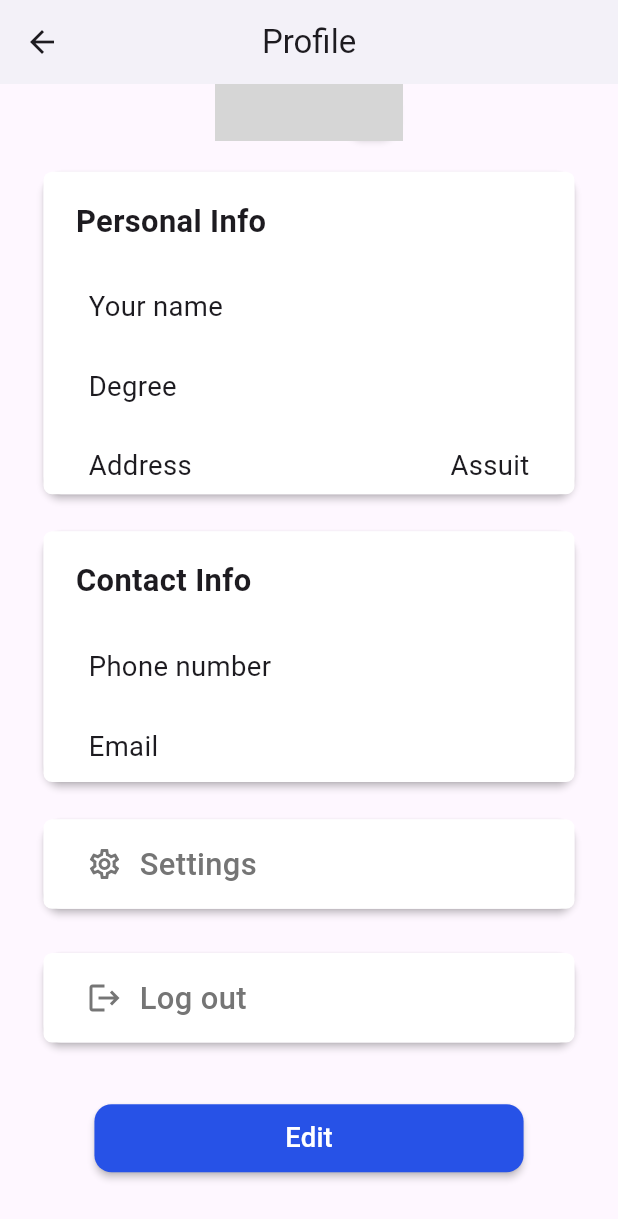
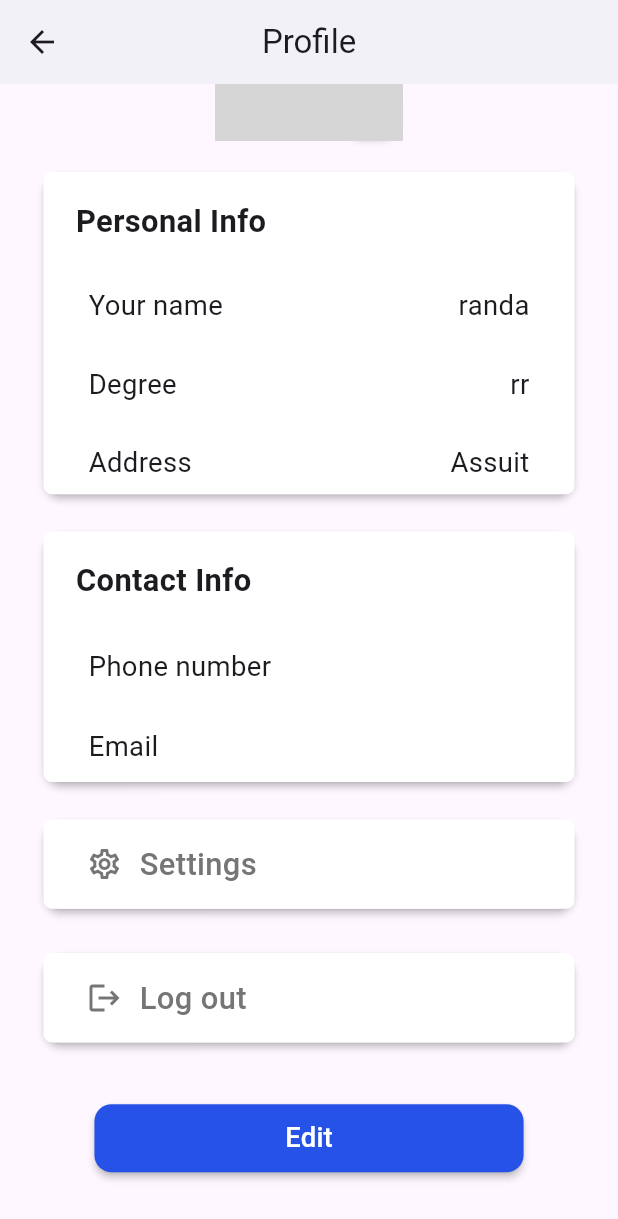
Before and after one commit to randasabra55/councils, a Flutter app: the ChairManProfile screen opened directly, scrolled down 100 dp, on a phone screen of 412 x 824 dp. Shown: the top 1219 px of the screen. Run offline on Flutter 3.47's test engine with Material 3 defaults, Android fonts, the light colour scheme and no system bars; our stand-ins replace bloc, dio, dotted_border, dropdown_search, flutter_animate, flutter_bloc and 10 more; accounts and stored records are empty; network calls fail; project files that could hold a hidden picture were left out; grey boxes are pictures that could not be loaded.

Commit message:
integrate profile2

```diff
--- a/lib/modules/chair_man_profile/chair_man_profile.dart
+++ b/lib/modules/chair_man_profile/chair_man_profile.dart
@@ -1,5 +1,6 @@
 import 'dart:developer';
 
+import 'package:councils/models/profile_model/profile_model.dart';
 import 'package:councils/modules/chair_man_profile/cubit/cubit.dart';
 import 'package:councils/modules/chair_man_profile/cubit/states.dart';
 import 'package:councils/modules/edit_profile/edit_profile_screen.dart';
@@ -16,9 +17,19 @@ class ChairManProfile extends StatelessWidget {
     return  BlocProvider(
       create: (BuildContext context) =>ProfileCubit(),
       child: BlocConsumer<ProfileCubit,ProfileStates>(
-        listener: (BuildContext context, ProfileStates state) {  },
+        listener: (BuildContext context, ProfileStates state) {
+          if(state is ProfileErrorState)
+            {
+              ScaffoldMessenger.of(context).showSnackBar(
+                SnackBar(content: Text('Error: ${state.error.toString()}')),
+              );
+            }
+        },
         builder: (BuildContext context, ProfileStates state) {
-          ProfileCubit cubit=ProfileCubit().get(context);
+        //  ProfileCubit cubit = ProfileCubit.of(context);
+          ProfileCubit cubit=ProfileCubit.get(context);
+          ProfileModel? profileModel=cubit.profileModel;
+       //   ProfileCubit cubit=ProfileCubit
           return Scaffold(
             // backgroundColor: Colors.white,
             appBar: AppBar(
@@ -129,7 +140,7 @@ class ChairManProfile extends StatelessWidget {
                                   ),
                                   const Spacer(),
                                   Text(
-                                    cubit.profileModel?.userData?.FullName??'',
+                                    cubit.profileModel?.userData?.FullName??'randa',
                                     //'Ahmed Ali',
                                     style: TextStyle(
                                       fontSize: 16.sp,
@@ -159,7 +170,7 @@ class ChairManProfile extends StatelessWidget {
                                   ),
                                   const Spacer(),
                                   Text(
-                                    cubit.profileModel?.userData?.academic_degree??'',
+                                    cubit.profileModel?.userData?.academic_degree??'rr',
                                    // 'Bachelors',
                                     style: TextStyle(
                                       fontSize: 16.sp,
--- a/lib/modules/chair_man_profile/cubit/cubit.dart
+++ b/lib/modules/chair_man_profile/cubit/cubit.dart
@@ -1,5 +1,4 @@
 import 'dart:developer';
-
 import 'package:councils/models/profile_model/profile_model.dart';
 import 'package:councils/modules/chair_man_profile/cubit/states.dart';
 import 'package:councils/shared/network/end_point.dart';
@@ -8,7 +7,7 @@ import 'package:flutter_bloc/flutter_bloc.dart';
 
 class ProfileCubit extends Cubit<ProfileStates>{
   ProfileCubit():super(ProfileInitialState());
-  ProfileCubit get(context)=>BlocProvider.of(context);
+  static ProfileCubit get(context)=>BlocProvider.of(context);
 
   ProfileModel? profileModel;
   void userProfile()
```
